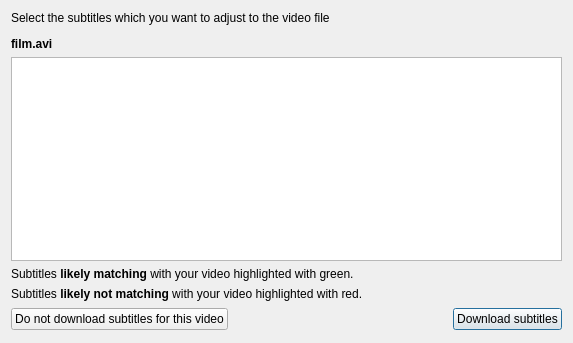
Before: the Qt Designer form gui/ui/frmlistsubtitles.ui in QNapi/qnapi, drawn with Qt 5.
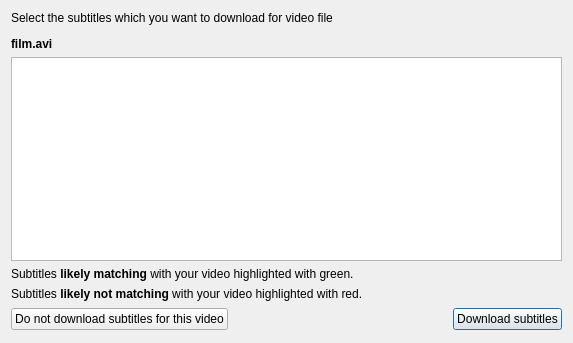
After: the same form once the commit is applied. Icons and pictures are not drawn.

```diff
--- a/gui/ui/frmlistsubtitles.ui
+++ b/gui/ui/frmlistsubtitles.ui
@@ -40,7 +40,7 @@
    <item row="0" column="0" colspan="3">
     <widget class="QLabel" name="lbSelectSubtitles">
      <property name="text">
-      <string>&lt;html&gt;&lt;head/&gt;&lt;body&gt;&lt;p&gt;Select the subtitles which you want to adjust to the video file&lt;/p&gt;&lt;p&gt;&lt;span style=&quot; font-weight:600;&quot;&gt;film.avi&lt;/span&gt;&lt;/p&gt;&lt;/body&gt;&lt;/html&gt;</string>
+      <string>&lt;html&gt;&lt;head/&gt;&lt;body&gt;&lt;p&gt;Select the subtitles which you want to download for video file&lt;/p&gt;&lt;p&gt;&lt;span style=&quot; font-weight:600;&quot;&gt;film.avi&lt;/span&gt;&lt;/p&gt;&lt;/body&gt;&lt;/html&gt;</string>
      </property>
      <property name="wordWrap">
       <bool>true</bool>
```
